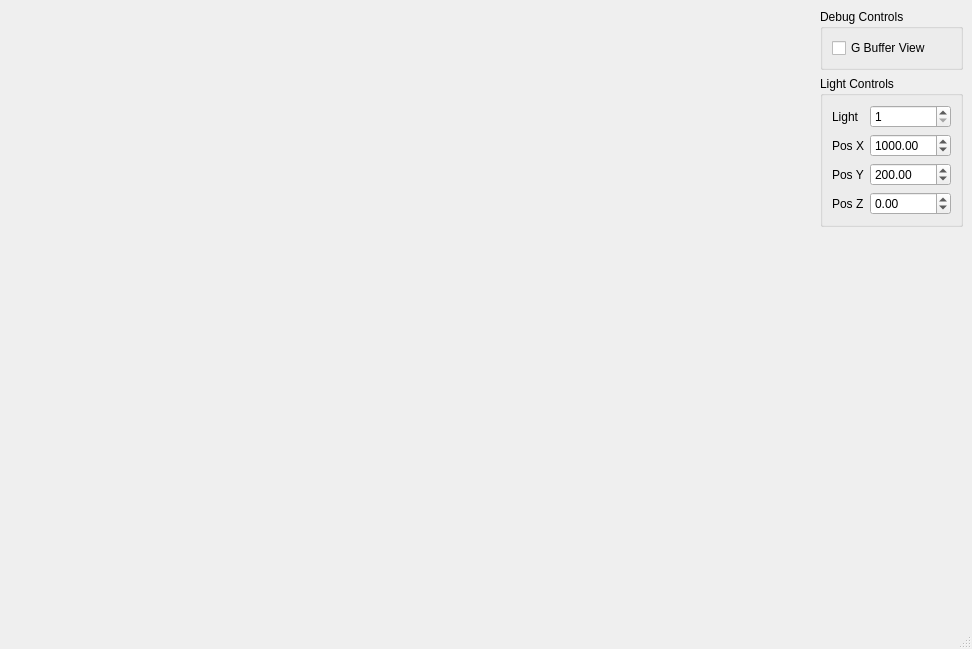
Above: ui/MainWindow.ui from jw0z96/Masterclass-VXGI-Sponza before the change. Below: the same form after it.
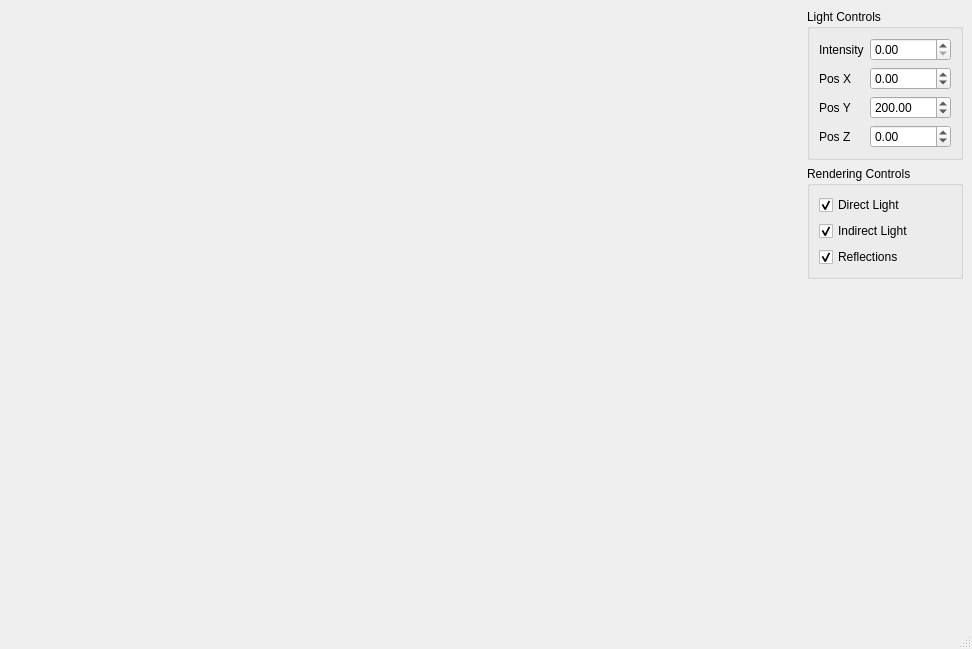
That is the form after the change.

Commit message: removed multiple lights, added render pass toggle

```diff
--- a/ui/MainWindow.ui
+++ b/ui/MainWindow.ui
@@ -17,57 +17,12 @@
    <layout class="QGridLayout" name="s_mainWindowGridLayout">
     <item row="0" column="1">
      <layout class="QVBoxLayout" name="verticalLayout">
-      <item>
-       <widget class="QGroupBox" name="debugControlsGB">
-        <property name="title">
-         <string>Debug Controls</string>
-        </property>
-        <layout class="QGridLayout" name="gridLayout_2">
-         <item row="0" column="0">
-          <widget class="QCheckBox" name="gBufferCheckBox">
-           <property name="text">
-            <string>G Buffer View</string>
-           </property>
-          </widget>
-         </item>
-        </layout>
-       </widget>
-      </item>
       <item>
        <widget class="QGroupBox" name="lightControlsGB">
         <property name="title">
          <string>Light Controls</string>
         </property>
         <layout class="QGridLayout" name="gridLayout">
-         <item row="0" column="2">
-          <widget class="QSpinBox" name="lightIndexSpinBox">
-           <property name="minimum">
-            <number>1</number>
-           </property>
-           <property name="maximum">
-            <number>4</number>
-           </property>
-          </widget>
-         </item>
-         <item row="3" column="2">
-          <widget class="QDoubleSpinBox" name="lightPositionX">
-           <property name="decimals">
-            <number>2</number>
-           </property>
-           <property name="minimum">
-            <double>-10000.000000000000000</double>
-           </property>
-           <property name="maximum">
-            <double>10000.000000000000000</double>
-           </property>
-           <property name="singleStep">
-            <double>20.000000000000000</double>
-           </property>
-           <property name="value">
-            <double>1000.000000000000000</double>
-           </property>
-          </widget>
-         </item>
          <item row="4" column="2">
           <widget class="QDoubleSpinBox" name="lightPositionY">
            <property name="decimals">
@@ -87,6 +42,25 @@
            </property>
           </widget>
          </item>
+         <item row="3" column="2">
+          <widget class="QDoubleSpinBox" name="lightPositionX">
+           <property name="decimals">
+            <number>2</number>
+           </property>
+           <property name="minimum">
+            <double>-10000.000000000000000</double>
+           </property>
+           <property name="maximum">
+            <double>10000.000000000000000</double>
+           </property>
+           <property name="singleStep">
+            <double>20.000000000000000</double>
+           </property>
+           <property name="value">
+            <double>0.000000000000000</double>
+           </property>
+          </widget>
+         </item>
          <item row="5" column="2">
           <widget class="QDoubleSpinBox" name="lightPositionZ">
            <property name="decimals">
@@ -103,13 +77,6 @@
            </property>
           </widget>
          </item>
-         <item row="0" column="0">
-          <widget class="QLabel" name="lightPositionLabel_2">
-           <property name="text">
-            <string>Light</string>
-           </property>
-          </widget>
-         </item>
          <item row="3" column="0">
           <widget class="QLabel" name="lightPositionLabel_1">
            <property name="text">
@@ -118,19 +85,68 @@
           </widget>
          </item>
          <item row="4" column="0">
-          <widget class="QLabel" name="lightPositionLabel_3">
+          <widget class="QLabel" name="lightPositionLabel_2">
            <property name="text">
             <string>Pos Y</string>
            </property>
           </widget>
          </item>
          <item row="5" column="0">
-          <widget class="QLabel" name="lightPositionLabel_4">
+          <widget class="QLabel" name="lightPositionLabel_3">
            <property name="text">
             <string>Pos Z</string>
            </property>
           </widget>
          </item>
+         <item row="0" column="0">
+          <widget class="QLabel" name="lightIntensityLabel">
+           <property name="text">
+            <string>Intensity</string>
+           </property>
+          </widget>
+         </item>
+         <item row="0" column="2">
+          <widget class="QDoubleSpinBox" name="lightIntensityDoubleSpinBox"/>
+         </item>
+        </layout>
+       </widget>
+      </item>
+      <item>
+       <widget class="QGroupBox" name="renderingControlsGB">
+        <property name="title">
+         <string>Rendering Controls</string>
+        </property>
+        <layout class="QGridLayout" name="gridLayout_2">
+         <item row="0" column="0">
+          <widget class="QCheckBox" name="directLightCheckBox">
+           <property name="text">
+            <string>Direct Light</string>
+           </property>
+           <property name="checked">
+            <bool>true</bool>
+           </property>
+          </widget>
+         </item>
+         <item row="2" column="0">
+          <widget class="QCheckBox" name="reflectionCheckBox">
+           <property name="text">
+            <string>Reflections</string>
+           </property>
+           <property name="checked">
+            <bool>true</bool>
+           </property>
+          </widget>
+         </item>
+         <item row="1" column="0">
+          <widget class="QCheckBox" name="indirectLightCheckBox">
+           <property name="text">
+            <string>Indirect Light</string>
+           </property>
+           <property name="checked">
+            <bool>true</bool>
+           </property>
+          </widget>
+         </item>
         </layout>
        </widget>
       </item>
```
Left out of the diff: 2 changed lines with no effect on the pictures. The commit also changes 10 other files.
